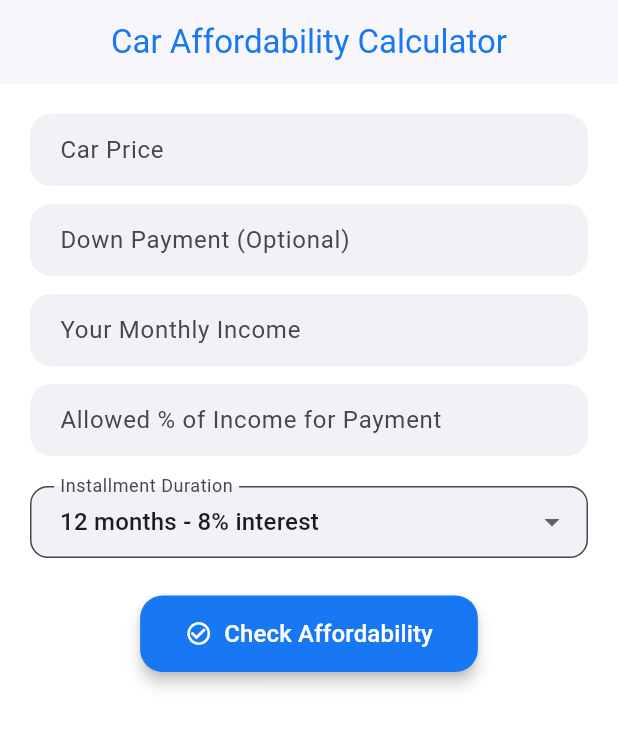
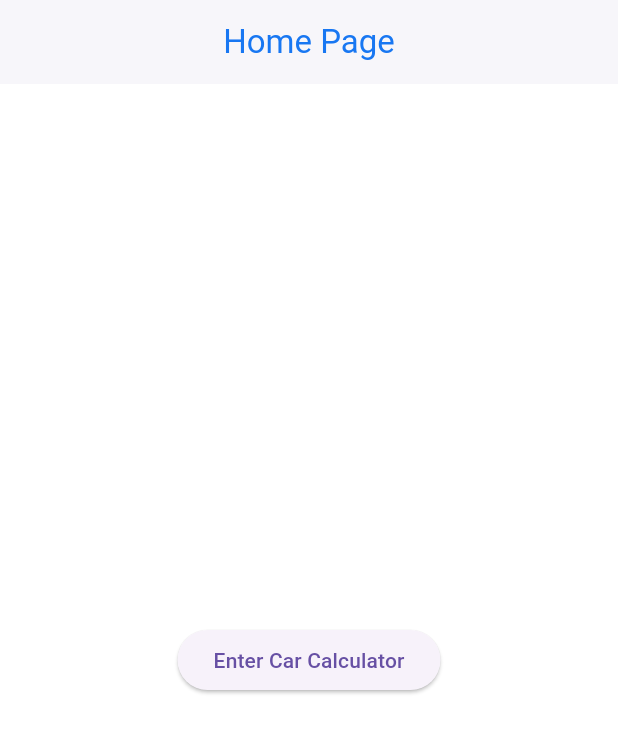
Before and after one commit to bebo1gb/untitled, a Flutter app: the screen it shows after launch, on a phone screen of 412 x 824 dp. Shown: the top 733 px of the screen. Run offline on Flutter 3.47's test engine with Material 3 defaults, Android fonts, the phone set to English and light mode, and no system bars.

Commit message:
جديد

```diff
--- a/lib/main.dart
+++ b/lib/abeer.dart
@@ -32,7 +32,29 @@ class CarCalculatorApp extends StatelessWidget {
           bodyMedium: TextStyle(color: Colors.black87),
         ),
       ),
-      home: CarCalculatorPage(),
+      home: HomePage(),
+    );
+  }
+}
+
+class HomePage extends StatelessWidget {
+  @override
+  Widget build(BuildContext context) {
+    return Scaffold(
+      appBar: AppBar(
+        title: Text('Home Page'),
+      ),
+      body: Center(
+        child: ElevatedButton(
+          onPressed: () {
+            Navigator.push(
+              context,
+              MaterialPageRoute(builder: (context) => CarCalculatorPage()),
+            );
+          },
+          child: Text('Enter Car Calculator'),
+        ),
+      ),
     );
   }
 }
@@ -56,7 +78,7 @@ class _CarCalculatorPageState extends State<CarCalculatorPage> {
     {'label': '12 months - 8% interest', 'value': 12, 'rate': 8.0},
     {'label': '24 months - 12% interest', 'value': 24, 'rate': 12.0},
     {'label': '36 months - 16% interest', 'value': 36, 'rate': 16.0},
-    {'label': '48 months - 20% interest ❗', 'value': 48, 'rate': 20.0},
+    {'label': '48 months - 20% interest', 'value': 48, 'rate': 20.0},
   ];
 
   void _calculateAffordability() {
@@ -74,7 +96,8 @@ class _CarCalculatorPageState extends State<CarCalculatorPage> {
 
     final maxAffordablePayment = monthlyIncome * (rateLimit / 100);
     final selectedOption = _installmentOptions.firstWhere(
-            (option) => option['value'] == _installmentMonths);
+          (option) => option['value'] == _installmentMonths,
+    );
     final interestRate = selectedOption['rate'] / 100 / 12;
     final n = _installmentMonths;
     final loanAmount = carPrice - downPayment;
@@ -105,6 +128,12 @@ class _CarCalculatorPageState extends State<CarCalculatorPage> {
     return Scaffold(
       appBar: AppBar(
         title: Text('Car Affordability Calculator'),
+        leading: IconButton(
+          icon: Icon(Icons.arrow_back),
+          onPressed: () {
+            Navigator.pop(context);
+          },
+        ),
       ),
       body: Padding(
         padding: const EdgeInsets.all(20.0),
@@ -189,8 +218,7 @@ class _CarCalculatorPageState extends State<CarCalculatorPage> {
                     style: TextStyle(
                       fontSize: 16,
                       fontWeight: FontWeight.w600,
-                      color:
-                      _result.contains('❌') ? Colors.red : Colors.green[800],
+                      color: _result.contains('❌') ? Colors.red : Colors.green[800],
                     ),
                     textAlign: TextAlign.center,
                   ),
```
Also changed, not shown: 1 other file.
